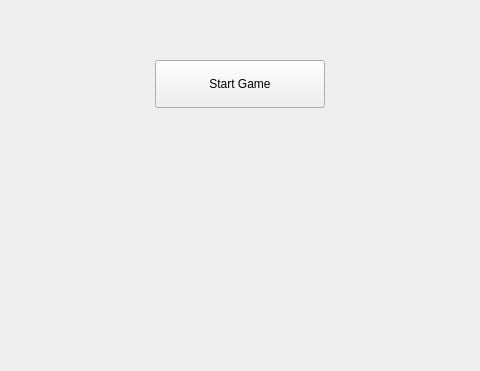
The window that SpaceTurtleSpeedTyping/GameWindow/gamewindow.ui (KunaalKumar/SATVocabTypingGame) describes before a commit, drawn with Qt 5; both pictures show x 105 to 585 and y 367 to 738 of the 720 by 1280 pixel window.
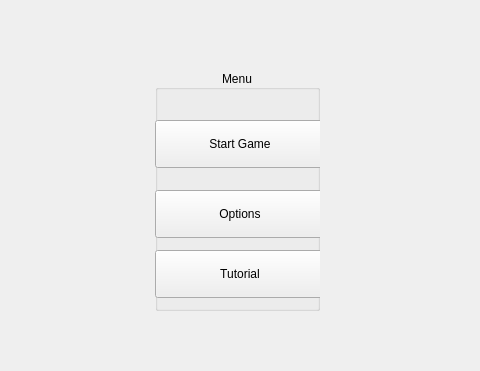
The same window after the commit.

Commit message: Add a group box for buttons in starting screen

```diff
--- a/SpaceTurtleSpeedTyping/GameWindow/gamewindow.ui
+++ b/SpaceTurtleSpeedTyping/GameWindow/gamewindow.ui
@@ -37,18 +37,63 @@
        <string>Start Screen</string>
       </property>
      </widget>
-     <widget class="QPushButton" name="gameStartButton">
+     <widget class="QGroupBox" name="menuBox">
       <property name="geometry">
        <rect>
         <x>260</x>
-        <y>410</y>
-        <width>170</width>
-        <height>48</height>
+        <y>420</y>
+        <width>165</width>
+        <height>241</height>
        </rect>
       </property>
-      <property name="text">
-       <string>Start Game</string>
+      <property name="contextMenuPolicy">
+       <enum>Qt::NoContextMenu</enum>
       </property>
+      <property name="title">
+       <string>Menu</string>
+      </property>
+      <property name="alignment">
+       <set>Qt::AlignCenter</set>
+      </property>
+      <widget class="QPushButton" name="gameStartButton">
+       <property name="geometry">
+        <rect>
+         <x>0</x>
+         <y>50</y>
+         <width>170</width>
+         <height>48</height>
+        </rect>
+       </property>
+       <property name="text">
+        <string>Start Game</string>
+       </property>
+      </widget>
+      <widget class="QPushButton" name="optionButton">
+       <property name="geometry">
+        <rect>
+         <x>0</x>
+         <y>120</y>
+         <width>170</width>
+         <height>48</height>
+        </rect>
+       </property>
+       <property name="text">
+        <string>Options</string>
+       </property>
+      </widget>
+      <widget class="QPushButton" name="tutorialButton">
+       <property name="geometry">
+        <rect>
+         <x>0</x>
+         <y>180</y>
+         <width>170</width>
+         <height>48</height>
+        </rect>
+       </property>
+       <property name="text">
+        <string>Tutorial</string>
+       </property>
+      </widget>
      </widget>
     </widget>
     <widget class="QWidget" name="page_2">
```
The commit also changes 2 other files.
